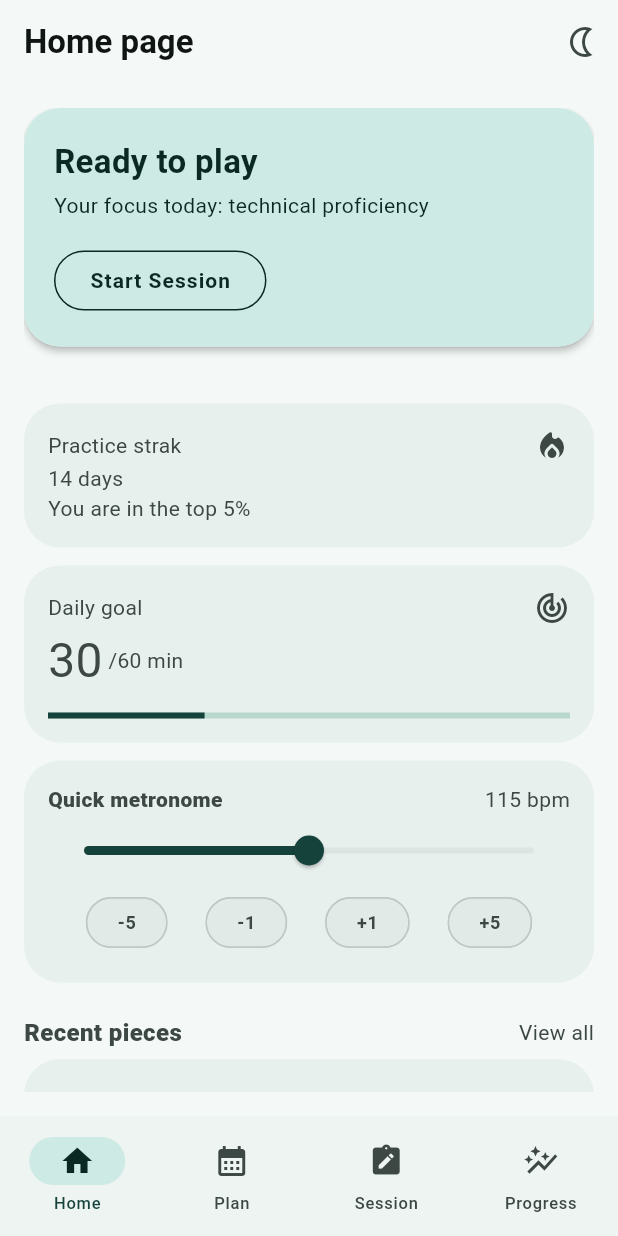
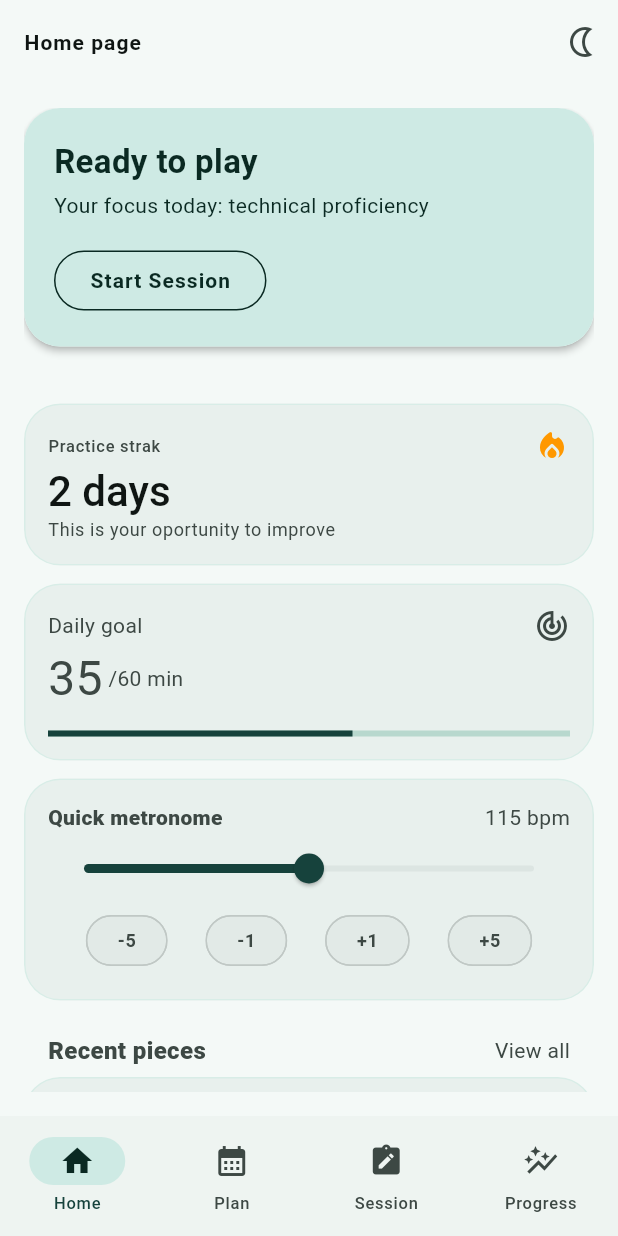
Before and after one commit to 1Orsted1/ensayo, a Flutter app: the screen it shows after launch, on a phone screen of 412 x 824 dp. Run offline on Flutter 3.47's test engine with Material 3 defaults, Android fonts, the phone set to English and light mode, and no system bars; our stand-ins replace device_preview, drift, drift_flutter, firebase_analytics, firebase_core, flutter_bloc and 5 more; accounts and stored records are empty; generated files the repository leaves out were written again; Roboto replaces fonts that are missing (Manrope, SpaceGrotesk).

Commit message:
feat: integrate device preview and add new dashboard widgets

```diff
--- a/lib/presentation/dashboard/home_screen.dart
+++ b/lib/presentation/dashboard/home_screen.dart
@@ -1,5 +1,8 @@
 import 'package:ensayo/application/theme/theme_cubit.dart';
 import 'package:ensayo/domain/theme/selected_theme.dart';
+import 'package:ensayo/presentation/dashboard/widgets/daily_goal_card.dart';
+import 'package:ensayo/presentation/dashboard/widgets/metronome_card.dart';
+import 'package:ensayo/presentation/dashboard/widgets/practice_streak_card.dart';
 import 'package:ensayo/presentation/dashboard/widgets/quick_start_card.dart';
 import 'package:ensayo/presentation/dashboard/widgets/recent_pieces_card.dart';
 import 'package:ensayo/presentation/theme/extensions/app_theme_extensions.dart';
@@ -10,8 +13,6 @@ import 'package:gap/gap.dart';
 class HomeScreen extends StatelessWidget {
   const HomeScreen({super.key});
 
-  //TODO: ADD device preview,
-  //TODO: create a custom widget for the other cards
   //TODO: create DB finnally please :v
   //TODO: make work the practice streak widget
   //TODO: make work the daily goal widget
@@ -22,7 +23,6 @@ class HomeScreen extends StatelessWidget {
   Widget build(BuildContext context) {
     final bloc = context.watch<ThemeCubit>();
     final textStyle = context.textStyle;
-    final colorScheme = context.colorScheme;
 
     final List<(String, String)> dummy = [
       ("Cello Suite No. 1", "J.S. Bach"),
@@ -33,7 +33,7 @@ class HomeScreen extends StatelessWidget {
 
     return Scaffold(
       appBar: AppBar(
-        title: const Text("Home page"),
+        title: Text("Home page", style: textStyle.labelLarge),
         actions: [
           IconButton(
             onPressed: () {
@@ -57,84 +57,21 @@ class HomeScreen extends StatelessWidget {
               onStart: () {},
             ),
             Gap(32),
-            Card(
-              child: Padding(
-                padding: const EdgeInsets.all(16.0),
-                child: Column(
-                  mainAxisAlignment: MainAxisAlignment.start,
-                  crossAxisAlignment: CrossAxisAlignment.start,
-                  children: [
-                    Row(
-                      mainAxisAlignment: MainAxisAlignment.spaceBetween,
-                      children: [
-                        Text("Practice strak"),
-                        Icon(Icons.local_fire_department_rounded),
-                      ],
+            PracticeStreak(
+              streakDays: 2,
+              subtitle: 'This is your oportunity to improve',
+              onStart: () {},
             ),
-                    Text("14 days"),
-                    Text("You are in the top 5%"),
-                  ],
+            DailyGoalCard(
+              currentTimeInvested: 35,
+              dailyGoalInMinutes: 60,
+              onStart: () {},
             ),
-              ),
-            ),
-            Card(
-              child: Padding(
-                padding: const EdgeInsets.all(16.0),
-                child: Column(
-                  mainAxisAlignment: MainAxisAlignment.start,
-                  crossAxisAlignment: CrossAxisAlignment.start,
-                  children: [
-                    Row(
-                      mainAxisAlignment: MainAxisAlignment.spaceBetween,
-                      children: [Text("Daily goal"), Icon(Icons.track_changes)],
-                    ),
-                    Row(
-                      crossAxisAlignment: CrossAxisAlignment.center,
-                      children: [
-                        Text("30", style: TextStyle(fontSize: 32)),
-                        Text(" /60 min"),
-                      ],
-                    ),
-                    Gap(12),
-                    LinearProgressIndicator(value: .30),
-                  ],
-                ),
-              ),
-            ),
-            Card(
-              child: Padding(
-                padding: const EdgeInsets.all(16.0),
-                child: Column(
-                  mainAxisAlignment: MainAxisAlignment.start,
-                  crossAxisAlignment: CrossAxisAlignment.start,
-                  children: [
-                    Row(
-                      mainAxisAlignment: MainAxisAlignment.spaceBetween,
-                      children: [
-                        Text(
-                          "Quick metronome",
-                          style: TextStyle(fontWeight: FontWeight.w800),
-                        ),
-                        Text("115 bpm"),
-                      ],
-                    ),
-                    Slider(value: .5, onChanged: (_) => print("TODO")),
-                    Row(
-                      mainAxisAlignment: MainAxisAlignment.spaceEvenly,
-                      children: [
-                        Chip(label: Text("-5")),
-                        Chip(label: Text("-1")),
-                        Chip(label: Text("+1")),
-                        Chip(label: Text("+5")),
-                      ],
-                    ),
-                  ],
-                ),
-              ),
-            ),
-            //TODO: make it nice and to be its own scrollable space
+            MetronomeCard(),
             Gap(16),
-            Row(
+            Padding(
+              padding: const EdgeInsets.symmetric(horizontal: 16.0),
+              child: Row(
                 mainAxisAlignment: MainAxisAlignment.spaceBetween,
                 children: [
                   Text(
@@ -143,6 +80,7 @@ class HomeScreen extends StatelessWidget {
                   ),
                   Text("View all"),
                 ],
+              ),
             ),
             Column(
               children: dummy
--- /dev/null
+++ b/lib/presentation/dashboard/widgets/daily_goal_card.dart
@@ -0,0 +1,52 @@
+import 'package:ensayo/presentation/theme/extensions/app_theme_extensions.dart';
+import 'package:flutter/material.dart';
+import 'package:gap/gap.dart';
+
+class DailyGoalCard extends StatelessWidget {
+  const DailyGoalCard({
+    required this.dailyGoalInMinutes,
+    required this.onStart,
+    super.key,
+    required this.currentTimeInvested,
+  });
+
+  final int currentTimeInvested;
+  final int dailyGoalInMinutes;
+  final VoidCallback onStart;
+
+  @override
+  Widget build(BuildContext context) {
+    final textStyle = context.textStyle;
+    //TODO later get here directly the data from the streak days
+
+    return Card(
+      child: Padding(
+        padding: const EdgeInsets.all(16.0),
+        child: Column(
+          mainAxisAlignment: MainAxisAlignment.start,
+          crossAxisAlignment: CrossAxisAlignment.start,
+          children: [
+            Row(
+              mainAxisAlignment: MainAxisAlignment.spaceBetween,
+              children: [Text("Daily goal"), Icon(Icons.track_changes)],
+            ),
+            Row(
+              crossAxisAlignment: CrossAxisAlignment.center,
+              children: [
+                Text(
+                  currentTimeInvested.toString(),
+                  style: TextStyle(fontSize: 32),
+                ),
+                Text(" /$dailyGoalInMinutes min"),
+              ],
+            ),
+            Gap(12),
+            LinearProgressIndicator(
+              value: currentTimeInvested / dailyGoalInMinutes,
+            ),
+          ],
+        ),
+      ),
+    );
+  }
+}
--- /dev/null
+++ b/lib/presentation/dashboard/widgets/metronome_card.dart
@@ -0,0 +1,45 @@
+import 'package:flutter/material.dart';
+
+class MetronomeCard extends StatefulWidget {
+  const MetronomeCard({super.key});
+
+  @override
+  State<MetronomeCard> createState() => _MetronomeCardState();
+}
+
+class _MetronomeCardState extends State<MetronomeCard> {
+  @override
+  Widget build(BuildContext context) {
+    return Card(
+      child: Padding(
+        padding: const EdgeInsets.all(16.0),
+        child: Column(
+          mainAxisAlignment: MainAxisAlignment.start,
+          crossAxisAlignment: CrossAxisAlignment.start,
+          children: [
+            Row(
+              mainAxisAlignment: MainAxisAlignment.spaceBetween,
+              children: [
+                Text(
+                  "Quick metronome",
+                  style: TextStyle(fontWeight: FontWeight.w800),
+                ),
+                Text("115 bpm"),
+              ],
+            ),
+            Slider(value: .5, onChanged: (_) => print("TODO")),
+            Row(
+              mainAxisAlignment: MainAxisAlignment.spaceEvenly,
+              children: [
+                Chip(label: Text("-5")),
+                Chip(label: Text("-1")),
+                Chip(label: Text("+1")),
+                Chip(label: Text("+5")),
+              ],
+            ),
+          ],
+        ),
+      ),
+    );
+  }
+}
--- /dev/null
+++ b/lib/presentation/dashboard/widgets/practice_streak_card.dart
@@ -0,0 +1,42 @@
+import 'package:ensayo/presentation/theme/extensions/app_theme_extensions.dart';
+import 'package:flutter/material.dart';
+
+class PracticeStreak extends StatelessWidget {
+  const PracticeStreak({
+    required this.streakDays,
+    required this.subtitle,
+    required this.onStart,
+    super.key,
+  });
+
+  final int streakDays;
+  final String subtitle;
+  final VoidCallback onStart;
+
+  @override
+  Widget build(BuildContext context) {
+    final textStyle = context.textStyle;
+    //TODO later get here directly the data from the streak days
+
+    return Card(
+      child: Padding(
+        padding: const EdgeInsets.all(16.0),
+        child: Column(
+          mainAxisAlignment: MainAxisAlignment.start,
+          crossAxisAlignment: CrossAxisAlignment.start,
+          children: [
+            Row(
+              mainAxisAlignment: MainAxisAlignment.spaceBetween,
+              children: [
+                Text("Practice strak", style: textStyle.labelSmall),
+                Icon(Icons.local_fire_department_rounded, color: Colors.orange),
+              ],
+            ),
+            Text("$streakDays days", style: textStyle.headlineMedium),
+            Text(subtitle, style: textStyle.bodySmall),
+          ],
+        ),
+      ),
+    );
+  }
+}
--- a/lib/presentation/dashboard/widgets/recent_pieces_card.dart
+++ b/lib/presentation/dashboard/widgets/recent_pieces_card.dart
@@ -26,7 +26,8 @@ class RecentPiecesCard extends StatelessWidget {
               gradient: LinearGradient(
                 begin: Alignment.topLeft,
                 end: Alignment.bottomRight,
-                colors: [Colors.blue, Colors.green],
+                colors: [color.secondary, color.surfaceContainerHigh],
+                //colors: [Colors.blue, Colors.green],
                 stops: [
                   0.0,
                   1.0,
@@ -34,7 +35,7 @@ class RecentPiecesCard extends StatelessWidget {
               ),
             ),
             padding: EdgeInsets.all(16.0),
-            child: Icon(Icons.music_note),
+            child: Icon(Icons.music_note, color: color.tertiary),
           ),
           title: Text(title),
           subtitle: Column(
--- a/pubspec.yaml
+++ b/pubspec.yaml
@@ -28,6 +28,7 @@ dependencies:
   firebase_core: ^4.7.0
   firebase_analytics: ^12.3.0
   gap: ^3.0.1
+  device_preview: ^1.3.1
 
 dev_dependencies:
   flutter_test:
```
Also changed, not shown: lib/main_dev.dart (+7 -1 lines), lib/presentation/theme/ensayo_theme_dark.dart (+18 -17 lines), lib/presentation/theme/ensayo_theme_light.dart (+21 -18 lines), pubspec.lock. Lines whose indentation alone changed are shown as unchanged.
